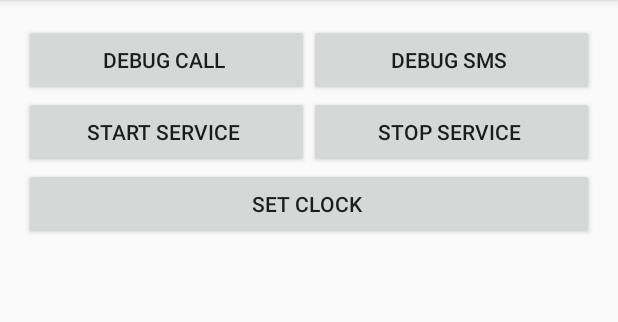
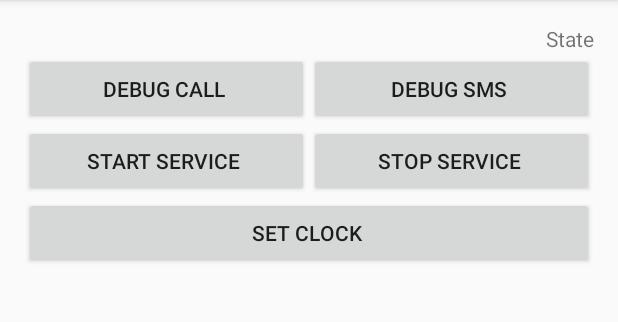
Before and after one commit to petrposvic/blend-micro-watch, an Android app: the screen it shows after launch (MainActivity), after a tap on "START SERVICE", on a phone screen of 412 x 824 dp, the part 84-406 px from its top. Run offline under Robolectric (Android 15) with nearby library versions, the phone set to English and light mode, and no system bars.

Commit message:
Re-connect after disconnect, show state.

```diff
--- a/Android/app/src/main/java/cz/posvic/blendmicrowatch/MainActivity.java
+++ b/Android/app/src/main/java/cz/posvic/blendmicrowatch/MainActivity.java
@@ -12,6 +12,7 @@ import android.view.Menu;
 import android.view.MenuItem;
 import android.view.View;
 import android.widget.Button;
+import android.widget.TextView;
 import android.widget.Toast;
 
 import java.text.SimpleDateFormat;
@@ -21,11 +22,14 @@ public class MainActivity extends ActionBarActivity {
 	private static final String TAG = MainActivity.class.getName();
 
 	private SimpleDateFormat sdf = new SimpleDateFormat("HHmmss");
+	private TextView tvState;
 
 	@Override
 	protected void onCreate(Bundle savedInstanceState) {
 		super.onCreate(savedInstanceState);
 		setContentView(R.layout.activity_main);
+
+		tvState = (TextView) findViewById(R.id.tvState);
 
 		Button butDebugCall = (Button) findViewById(R.id.butDebugCall);
 		butDebugCall.setOnClickListener(new View.OnClickListener() {
@@ -47,7 +51,7 @@ public class MainActivity extends ActionBarActivity {
 		butDebugServiceStart.setOnClickListener(new View.OnClickListener() {
 			@Override
 			public void onClick(View v) {
-				startService(new Intent(MainActivity.this, EventService.class));
+				connect();
 			}
 		});
 
@@ -55,7 +59,7 @@ public class MainActivity extends ActionBarActivity {
 		butDebugServiceStop.setOnClickListener(new View.OnClickListener() {
 			@Override
 			public void onClick(View v) {
-				stopService(new Intent(MainActivity.this, EventService.class));
+				disconnect();
 			}
 		});
 
@@ -97,6 +101,14 @@ public class MainActivity extends ActionBarActivity {
 		return super.onOptionsItemSelected(item);
 	}
 
+	private void connect() {
+		startService(new Intent(MainActivity.this, EventService.class));
+	}
+
+	private void disconnect() {
+		stopService(new Intent(MainActivity.this, EventService.class));
+	}
+
 	/**
 	 * Send message to service.
 	 * @param msg
@@ -118,7 +130,23 @@ public class MainActivity extends ActionBarActivity {
 		public void onReceive(Context context, Intent intent) {
 			String msg = intent.getStringExtra(EventService.BROADCAST_MSG_DATA);
 			Log.d(TAG, "got message: " + msg);
-			Toast.makeText(context, msg, Toast.LENGTH_SHORT).show();
+
+			if ("discovered".equals(msg)) {
+				tvState.setText("Connected");
+				Toast.makeText(context, "Connected", Toast.LENGTH_SHORT).show();
+			} else
+
+			if ("disconnected".equals(msg)) {
+				tvState.setText("Disconnected");
+				Toast.makeText(context, "Disconnected", Toast.LENGTH_SHORT).show();
+
+				// Re-connect
+				connect();
+			} else
+
+			{
+				Toast.makeText(context, msg, Toast.LENGTH_SHORT).show();
+			}
 		}
 	};
 }
--- a/Android/app/src/main/res/layout/activity_main.xml
+++ b/Android/app/src/main/res/layout/activity_main.xml
@@ -9,6 +9,13 @@
 	android:paddingBottom="@dimen/activity_vertical_margin"
 	android:orientation="vertical"
 	tools:context=".MainActivity">
+
+	<TextView
+		android:id="@+id/tvState"
+		android:layout_width="match_parent"
+		android:layout_height="wrap_content"
+		android:gravity="right"
+		android:text="State" />
 
 	<LinearLayout
 		android:layout_width="match_parent"
```
